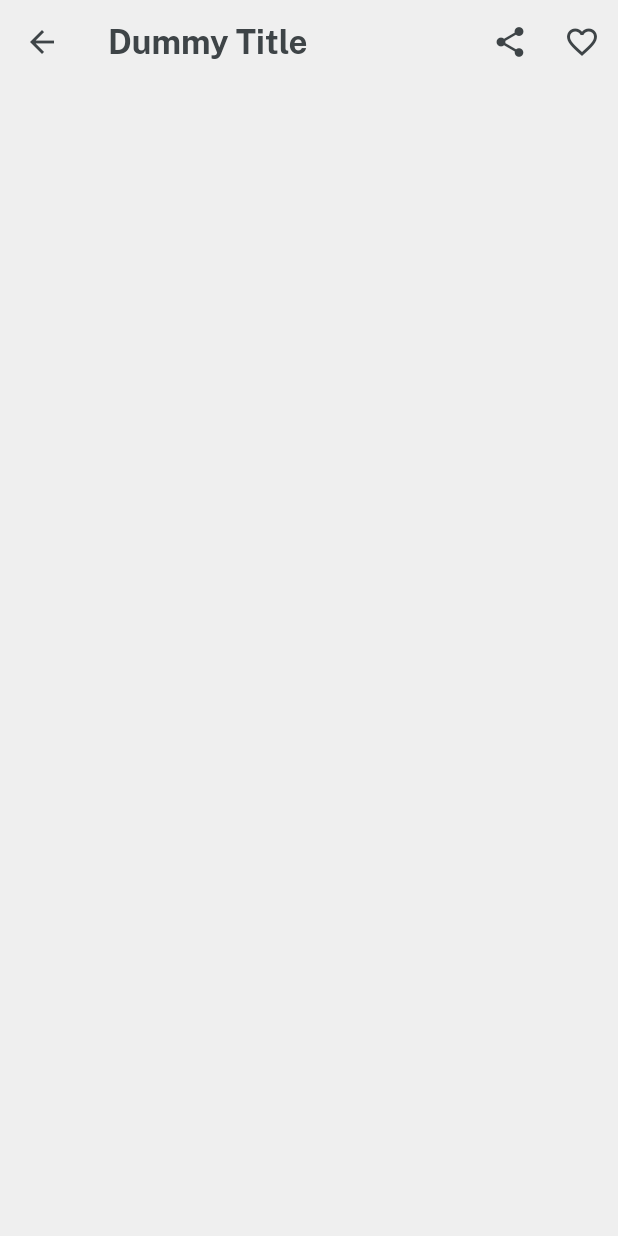
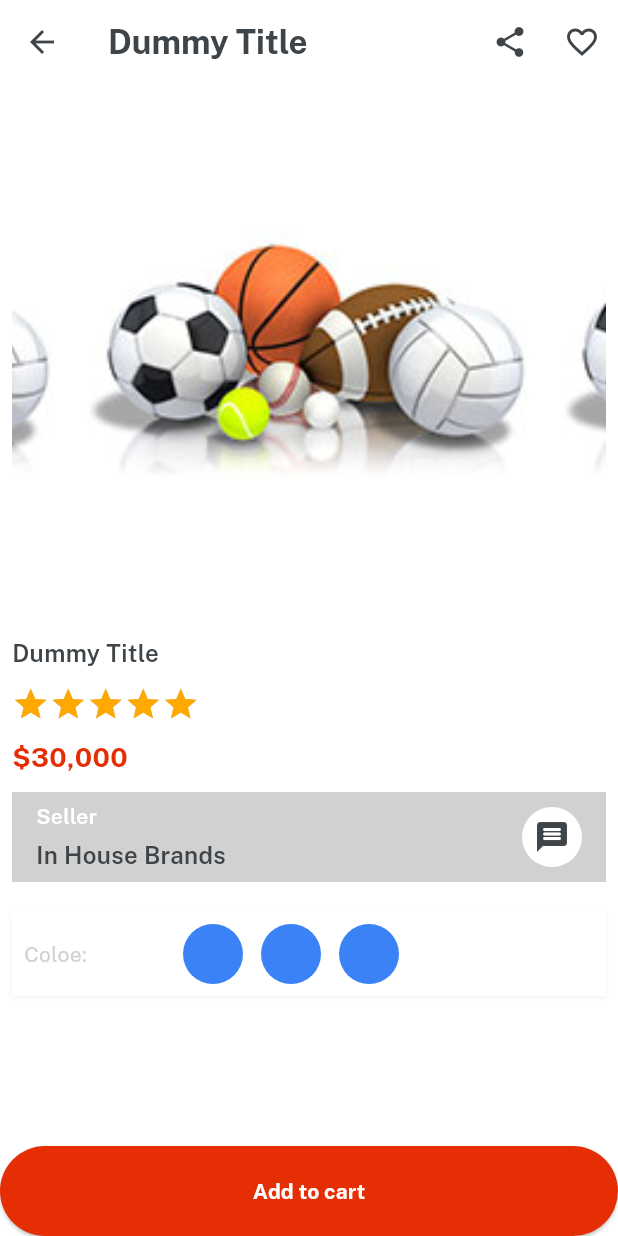
Before and after one commit to imilham/emart-mobile-app_flutter, a Flutter app: the ItemDetails screen opened directly, on a phone screen of 412 x 824 dp. Run offline on Flutter 3.47's test engine with Material 3 defaults, Android fonts, the phone set to English and light mode, and no system bars; drawn by our look-alikes of velocity_x; our stand-ins replace get.

Commit message:
item_details

```diff
--- a/lib/views/category_screen/item_details.dart
+++ b/lib/views/category_screen/item_details.dart
@@ -1,4 +1,5 @@
 import 'package:emart_app/consts/consts.dart';
+import 'package:emart_app/widgets_common/our_button.dart';
 import 'package:flutter/material.dart';
 
 class ItemDetails extends StatelessWidget {
@@ -8,7 +9,7 @@ class ItemDetails extends StatelessWidget {
   @override
   Widget build(BuildContext context) {
     return Scaffold(
-      backgroundColor: lightGrey,
+      backgroundColor: whiteColor,
       appBar: AppBar(
         title: title!.text.color(darkFontGrey).fontFamily(bold).make(),
         actions: [
@@ -26,7 +27,126 @@ class ItemDetails extends StatelessWidget {
               ))
         ],
       ),
-      body: Container(),
+      body: Column(
+        children: [
+          Expanded(
+              child: Container(
+            padding: const EdgeInsets.all(8),
+            child: SingleChildScrollView(
+              child: Column(
+                crossAxisAlignment: CrossAxisAlignment.start,
+                children: [
+                  // Swiper section
+
+                  VxSwiper.builder(
+                      autoPlay: true,
+                      height: 350,
+                      itemCount: 3,
+                      aspectRatio: 16 / 9,
+                      itemBuilder: (context, index) {
+                        return Image.asset(imgFc5,
+                            width: double.infinity, fit: BoxFit.cover);
+                      }),
+                  10.heightBox,
+                  title!.text
+                      .size(16)
+                      .color(darkFontGrey)
+                      .fontFamily(semibold)
+                      .make(),
+                  10.heightBox,
+
+                  // swiper section ends here
+
+                  // start of the ratings
+
+                  VxRating(
+                      onRatingUpdate: (value) {},
+                      normalColor: textfieldGrey,
+                      selectionColor: golden,
+                      count: 5,
+                      size: 25,
+                      stepInt: true),
+
+                  // end of the ratings
+                  10.heightBox,
+                  "\$30,000"
+                      .text
+                      .color(redColor)
+                      .fontFamily(bold)
+                      .size(18)
+                      .make(),
+                  10.heightBox,
+
+                  Row(
+                    children: [
+                      Expanded(
+                          child: Column(
+                        mainAxisAlignment: MainAxisAlignment.center,
+                        crossAxisAlignment: CrossAxisAlignment.start,
+                        children: [
+                          "Seller".text.white.fontFamily(semibold).make(),
+                          5.heightBox,
+                          "In House Brands"
+                              .text
+                              .fontFamily(semibold)
+                              .color(darkFontGrey)
+                              .size(16)
+                              .make()
+                        ],
+                      )),
+                      const CircleAvatar(
+                        backgroundColor: Colors.white,
+                        child: Icon(Icons.message_rounded, color: darkFontGrey),
+                      )
+                    ],
+                  )
+                      .box
+                      .height(60)
+                      .color(textfieldGrey)
+                      .padding(const EdgeInsets.symmetric(horizontal: 16))
+                      .make(),
+
+                  // starting of the color selection
+                  20.heightBox,
+                  Column(
+                    children: [
+                      Row(
+                        children: [
+                          SizedBox(
+                            width: 100,
+                            child: "Coloe: ".text.color(textfieldGrey).make(),
+                          ),
+                          Row(
+                            children: List.generate(
+                              3,
+                              (index) => VxBox()
+                                  .size(40, 40)
+                                  .roundedFull
+                                  .color(Vx.randomPrimaryColor)
+                                  .margin(
+                                      const EdgeInsets.symmetric(horizontal: 6))
+                                  .make(),
+                            ),
+                          )
+                        ],
+                      ).box.padding(const EdgeInsets.all(8)).make()
+                    ],
+                  ).box.white.shadowSm.make()
+                ],
+              ),
+            ),
+          )),
+          SizedBox(
+            width: double.infinity,
+            height: 60,
+            child: ourButton(
+                color: redColor,
+                onPress: () {},
+                textColor: whiteColor,
+                title: "Add to cart"),
+          )
+        ],
+      ),
     );
   }
 }
```
